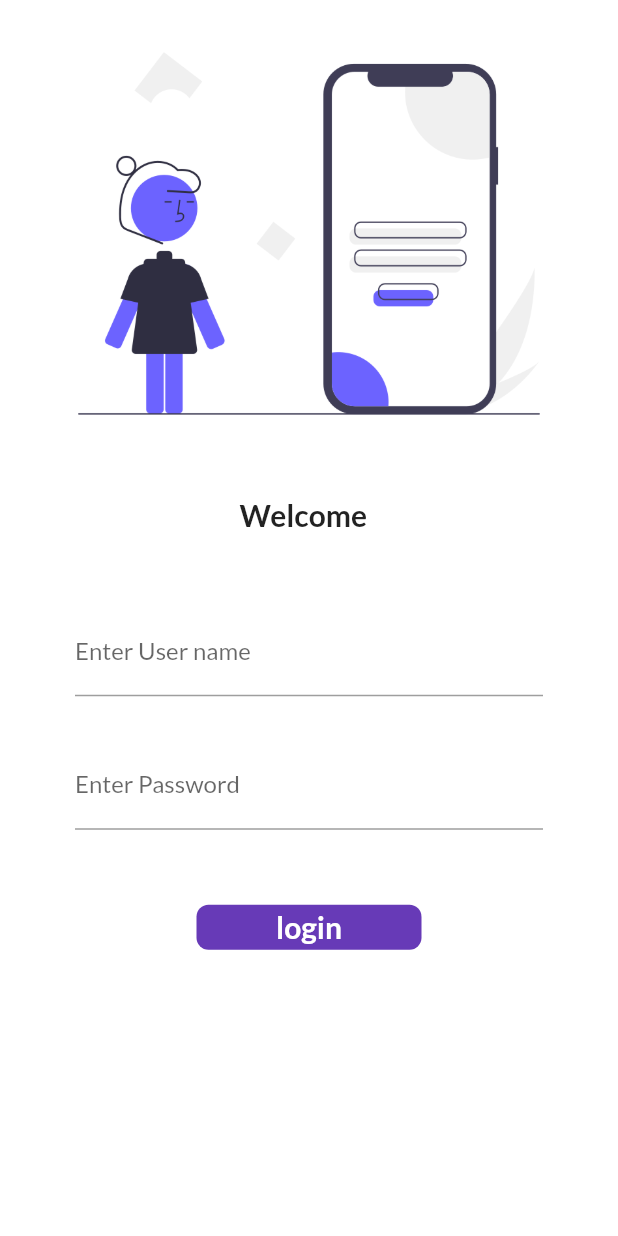
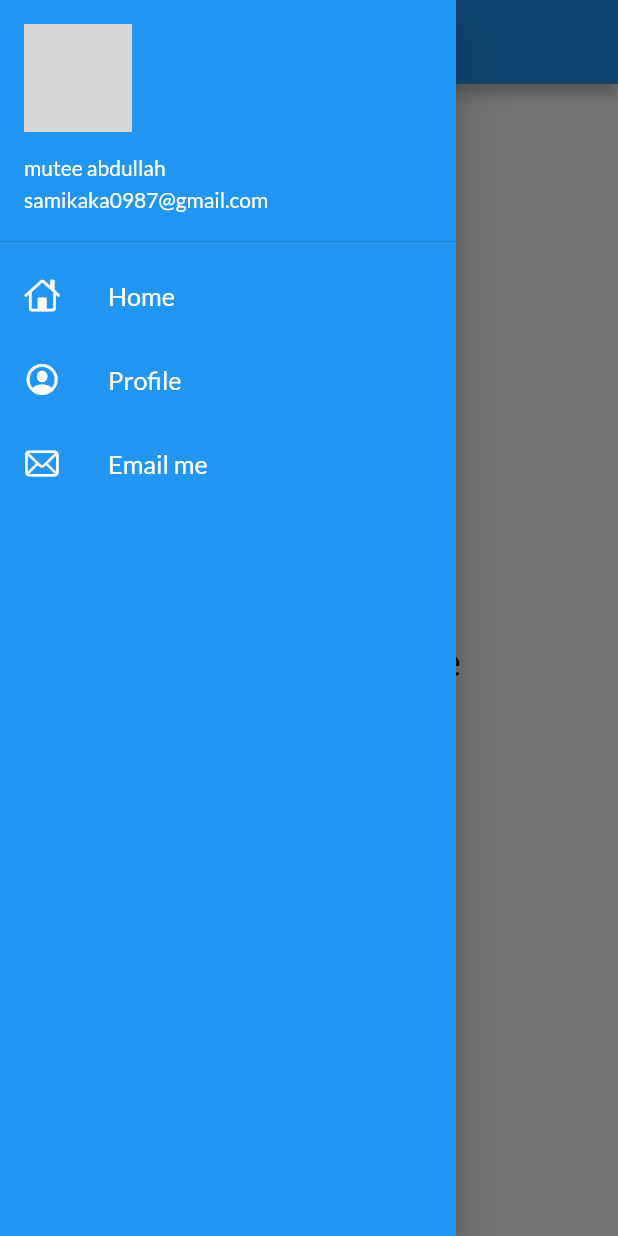
Before and after one commit to muteeabdullah/flutter_application, a Flutter app: the screen it shows after launch, with the side drawer open (before the commit the screen has no drawer), on a phone screen of 412 x 824 dp. Run offline on Flutter 3.47's test engine with Material 2 defaults, Android fonts, the phone set to English and light mode, and no system bars; our stand-ins replace google_fonts; network calls fail; grey boxes are pictures that could not be loaded.

Commit message:
day8 complete

```diff
--- a/lib/homepage.dart
+++ b/lib/homepage.dart
@@ -1,23 +1,31 @@
+import 'dart:math';
+
 import 'package:flutter/material.dart';
+import 'package:flutter_application/widgets/mydrawer.dart';
 
 class homepage extends StatelessWidget {
-  const homepage({ Key? key }) : super(key: key);
+  const homepage({Key? key}) : super(key: key);
 
   @override
   Widget build(BuildContext context) {
-    return const Material(
-      child:
-      Center(
-        child: Text('this is homepage',
-      textAlign: TextAlign.center,
-      textScaleFactor: 3,
+    return Scaffold(
+
+      drawer: mydrawer(),
+      appBar: AppBar(
+        title: Text(
+          'Home Page',
+          textAlign: TextAlign.center,
+        ),
       ),
-      )
-
+      body: Center(
+        child: Container(
+          child: Text('this is homepage',
+          textScaleFactor: 2,
+          ),
+        ),
+      ),
 
     );
 
-
-
   }
 }
--- a/lib/main.dart
+++ b/lib/main.dart
@@ -13,14 +13,18 @@ class myapp extends StatelessWidget {
   Widget build(BuildContext context) {
     return MaterialApp(
       themeMode: ThemeMode.light,
-      theme: ThemeData(primarySwatch: Colors.blue,
-      fontFamily: GoogleFonts.lato().fontFamily,
+      theme: ThemeData(
+        primarySwatch: Colors.blue,
+        fontFamily: GoogleFonts.lato().fontFamily,
       ),
       darkTheme: ThemeData(primarySwatch: Colors.green),
+            debugShowCheckedModeBanner: false,
+
       routes: {
-        "/": (context) => login_page(),
+
+        "/": (context) => homepage(),
         Myroutes.HomeRoute: (context) => const homepage(),
-        Myroutes.LoginRoute: (context) =>  login_page(),
+        Myroutes.LoginRoute: (context) => login_page(),
       },
     );
   }
--- /dev/null
+++ b/lib/widgets/mydrawer.dart
@@ -0,0 +1,67 @@
+import 'dart:ui';
+
+import 'package:flutter/cupertino.dart';
+import 'package:flutter/material.dart';
+
+
+class mydrawer extends StatelessWidget {
+  const mydrawer({ Key? key }) : super(key: key);
+
+  @override
+  Widget build(BuildContext context) {
+     final imageurl = "https://st.depositphotos.com/1342206/1463/i/600/depositphotos_14634185-stock-photo-hackers-concept-digital-illustration.jpg";
+    return Drawer(
+        child: Container(
+           color: Colors.blue,
+          child: ListView(
+            // ignore: prefer_const_literals_to_create_immutables
+            children: [
+              DrawerHeader(
+                padding: EdgeInsets.zero,
+                child:
+                UserAccountsDrawerHeader(
+                  margin: EdgeInsets.zero,
+
+                  accountEmail: Text('samikaka0987@gmail.com'),
+                  accountName: Text('mutee abdullah'),
+                  currentAccountPicture: CircleAvatar(
+                    backgroundImage: NetworkImage(imageurl),
+                  ),
+                  ),
+              ),
+              ListTile(
+                leading: Icon(CupertinoIcons.home,
+                color: Colors.white,),
+                title: Text('Home',
+                textScaleFactor: 1.2,
+                style: TextStyle(
+                  color: Colors.white
+                ),
+                ),
+              ),
+              ListTile(
+                leading: Icon(CupertinoIcons.profile_circled,
+                color: Colors.white,),
+                title: Text('Profile',
+                textScaleFactor: 1.2,
+                style: TextStyle(
+                  color: Colors.white
+                ),
+                ),
+              ),
+              ListTile(
+                leading: Icon(CupertinoIcons.mail,
+                color: Colors.white,),
+                title: Text('Email me',
+                textScaleFactor: 1.2,
+                style: TextStyle(
+                  color: Colors.white
+                ),
+                ),
+              ),
+            ],
+          ),
+        ),
+    );
+  }
+}
```
Also changed, not shown: lib/login.dart (+31 -4 lines), assets/images/login2.jpg (added).
